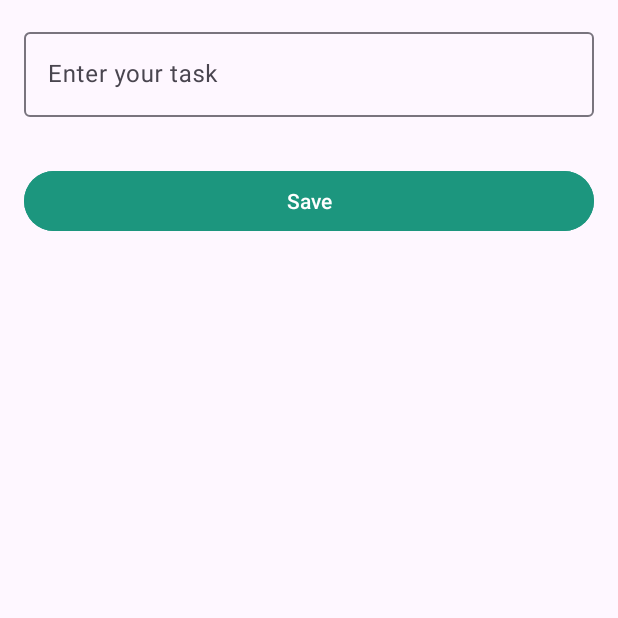
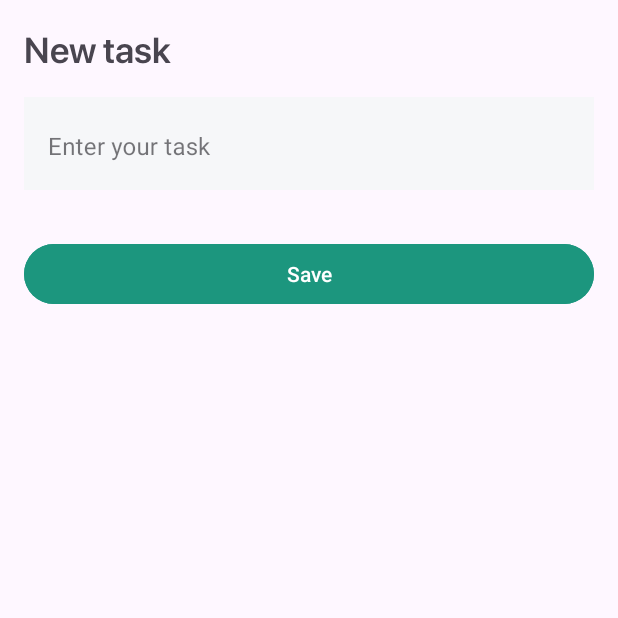
Before and after one commit to bengrey/CourseTodoApp, an Android app: the screen it shows after launch (MainActivity), after a tap on "Add new task", on a phone screen of 412 x 824 dp, the top half of it. Run offline under Robolectric (Android 15) with nearby library versions, the phone set to English and light mode, and no system bars; our stand-ins replace Room's generated code.

Commit message:
add styles

```diff
--- a/app/src/main/res/layout/fragment_add_item.xml
+++ b/app/src/main/res/layout/fragment_add_item.xml
@@ -26,18 +26,40 @@
         android:layout_height="wrap_content"
         android:layout_margin="16dp">
 
+ad        <TextView
+            android:id="@+id/new_task"
+            android:layout_width="wrap_content"
+            android:layout_height="wrap_content"
+            android:fontFamily="@font/sf_pro_display_semibold"
+            android:text="@string/new_task"
+            android:textSize="24sp"
+            android:textStyle="bold"
+            app:layout_constraintBottom_toTopOf="@+id/enter_your_task"
+            app:layout_constraintStart_toStartOf="parent"
+            app:layout_constraintTop_toTopOf="parent" />
+
         <com.google.android.material.textfield.TextInputLayout
             android:id="@+id/enter_your_task"
+            style="@style/Widget.MaterialComponents.TextInputLayout.OutlinedBox"
             android:layout_width="match_parent"
             android:layout_height="wrap_content"
-            tools:layout_editor_absoluteX="0dp"
-            tools:layout_editor_absoluteY="31dp">
+            android:layout_marginTop="16dp"
+            android:background="#F6F7F9"
+            app:boxStrokeColor="@color/brand_default"
+            app:hintTextColor="@color/brand_outline"
+            app:layout_constraintEnd_toEndOf="parent"
+            app:layout_constraintStart_toStartOf="parent"
+            app:layout_constraintTop_toBottomOf="@+id/new_task">
 
             <com.google.android.material.textfield.TextInputEditText
+                android:id="@+id/taskName"
+                app:hintTextAppearance="@style/HintText"
+                app:counterEnabled="true"
+                app:counterMaxLength="20"
                 android:layout_width="match_parent"
-                android:id="@+id/taskName"
                 android:layout_height="wrap_content"
-                android:backgroundTint="@color/brand_default"
+                android:background="#F6F7F9"
+                android:backgroundTint="#F6F7F9"
                 android:hint="@string/enter_your_task" />
         </com.google.android.material.textfield.TextInputLayout>
 
@@ -51,8 +73,10 @@
             android:text="@string/save_action"
             app:layout_constraintBottom_toBottomOf="parent"
             app:layout_constraintEnd_toEndOf="parent"
+            app:layout_constraintHorizontal_bias="0.0"
             app:layout_constraintStart_toStartOf="parent"
-            app:layout_constraintTop_toBottomOf="@+id/enter_your_task" />
+            app:layout_constraintTop_toBottomOf="@+id/enter_your_task"
+            app:layout_constraintVertical_bias="1.0" />
 
 
     </androidx.constraintlayout.widget.ConstraintLayout>
--- a/app/src/main/res/values/strings.xml
+++ b/app/src/main/res/values/strings.xml
@@ -11,4 +11,5 @@
     <string name="enter_your_task">Enter your task</string>
     <string name="mark_as_done">Mark as done</string>
     <string name="todo">TODO</string>
+    <string name="new_task">New task</string>
 </resources>
--- a/app/src/main/res/values/themes.xml
+++ b/app/src/main/res/values/themes.xml
@@ -5,5 +5,15 @@
         <!-- <item name="colorPrimary">@color/my_light_primary</item> -->
     </style>
 
-    <style name="Theme.ToDoApp" parent="Base.Theme.ToDoApp" />
-</resources>
+
+    <style name="HintText" parent="TextAppearance.Design.Hint">
+        <item name="android:textSize">16sp</item>
+        <item name="android:textColor">@color/brand_default</item>
+    </style>
+
+
+    <style name="CounterText" parent="TextAppearance.Design.Counter">
+        <item name="android:textSize">16sp</item>
+        <item name="android:textColor">@color/brand_default</item>
+    </style>
+<style name="Theme.ToDoApp" parent="Base.Theme.ToDoApp" /></resources>
```
